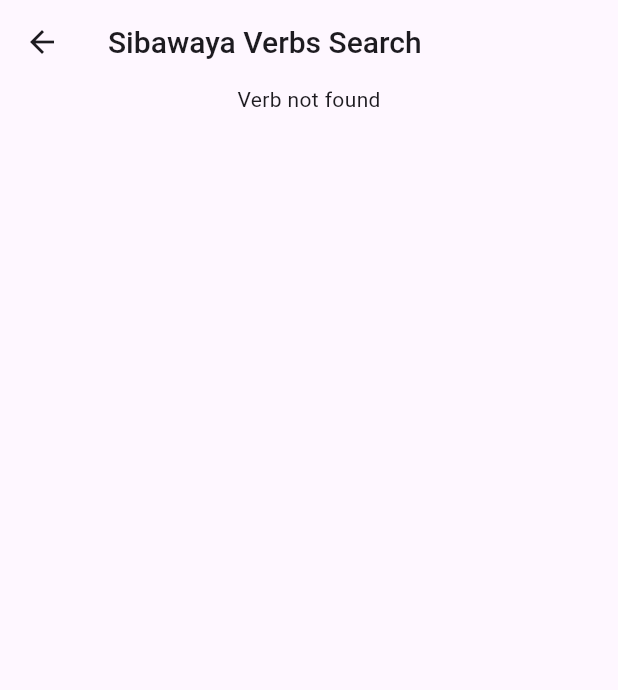
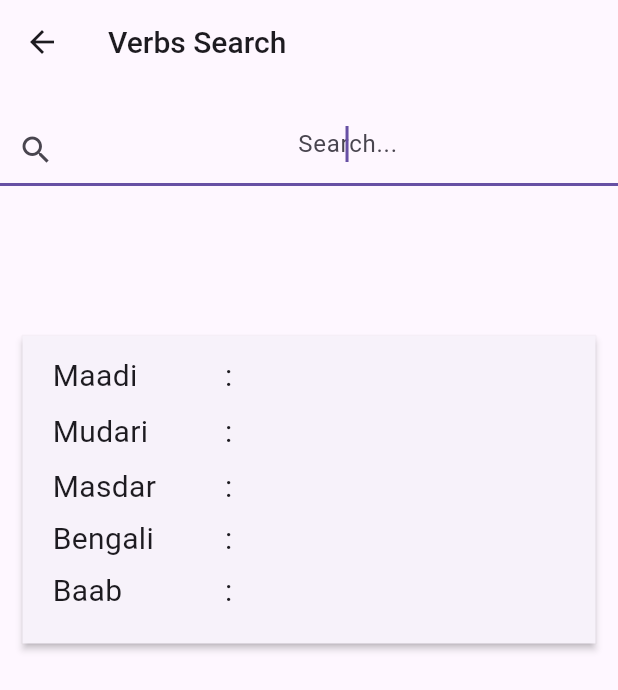
Before and after one commit to shababhsiddique/arabic-baab-app, a Flutter app: the SearchPage screen opened by its route, on a phone screen of 412 x 824 dp. Shown: the top 690 px of the screen. Run offline on Flutter 3.47's test engine with Material 3 defaults, Android fonts, the light colour scheme and no system bars; our stand-ins replace csv, flutter_riverpod, hive, hive_flutter, shared_preferences; accounts and stored records are empty; network calls fail.

Commit message:
Added search, search with and without harakat, added list view

```diff
--- a/lib/helper/arabic.dart
+++ b/lib/helper/arabic.dart
@@ -16,4 +16,10 @@ abstract class ArabicTerms {
     baabAlIfal,
     baabAlMufaala,
   ];
+
+  // Function to remove harakat (diacritics) from Arabic text
+  static String removeHarakat(String input) {
+    final harakatRegex = RegExp(r'[\u064B-\u065F\u0670]'); // Range of harakat Unicode characters
+    return input.replaceAll(harakatRegex, '');
+  }
 }
--- a/lib/helper/preferences.dart
+++ b/lib/helper/preferences.dart
@@ -1,4 +1,3 @@
-import 'dart:convert';
 
 import 'package:baab_practice/helper/arabic.dart';
 import 'package:flutter/material.dart';
@@ -72,7 +71,7 @@ abstract class VerbAppPreferences {
     List<String> selectedBaab = [];
 
     for(String baab in ArabicTerms.listOfBaabs){
-      if(prefs!.getBool("$baabEnabledKey_$baab")??false){
+      if(prefs!.getBool("$baabEnabledKey_$baab")??true){
         selectedBaab.add(baab);
       }
     }
--- a/lib/helper/router.dart
+++ b/lib/helper/router.dart
@@ -1,10 +1,10 @@
+import 'package:baab_practice/screens/all.dart';
 import 'package:baab_practice/screens/home.dart';
 import 'package:baab_practice/screens/search.dart';
 import 'package:flutter/cupertino.dart';
 import 'package:flutter/material.dart';
 
 class RouteGenerator {
-
   static Route<dynamic> generateRoute(RouteSettings settings) {
     // Getting arguments passed in while calling Navigator.pushNamed
     final dynamic args = settings.arguments;
@@ -12,15 +12,20 @@ class RouteGenerator {
     switch (settings.name) {
       case '/':
         return MaterialPageRoute(
-            builder: (_) => const AppHome()
+          builder: (_) => const AppHome(),
         );
       case '/search':
         return MaterialPageRoute(
-            fullscreenDialog: false,
-            builder: (_) => const SearchPage()
+          fullscreenDialog: false,
+          builder: (_) => const SearchPage(),
+        );
+      case '/viewAll':
+        return MaterialPageRoute(
+          fullscreenDialog: false,
+          builder: (_) => AllVerbsPage(),
         );
       default:
-      // If there is no such named route in the switch statement, e.g. /third
+        // If there is no such named route in the switch statement, e.g. /third
         return _errorRoute();
     }
   }
@@ -37,5 +42,4 @@ class RouteGenerator {
       );
     });
   }
-
 }
--- a/lib/model/ArabicVerb.dart
+++ b/lib/model/ArabicVerb.dart
@@ -27,7 +27,7 @@ class ArabicVerb extends HiveObject {
   int failCounter;  // For marking favorite verbs
 
   @HiveField(7)
-  bool isFavorite;  // For marking favorite verbs
+  bool isFavorite;
 
   ArabicVerb({
     required this.maadi,
--- a/lib/screens/home.dart
+++ b/lib/screens/home.dart
@@ -21,7 +21,7 @@ class AppHome extends ConsumerWidget {
       child: Scaffold(
         appBar: AppBar(
           title: Text(
-            'Sibawaya Verbs Practice',
+            'Verbs Practice',
             style: appbarTextStyle,
           ),
         ),
@@ -35,7 +35,7 @@ class AppHome extends ConsumerWidget {
                   child: Column(
                     children: [
                       Text(
-                          "Congratulations you have finished your session",
+                        applicationController.includeBaabs.isEmpty ? "No baab selected. please select from left menu" : "Congratulations you have finished your session",
                         style: MyTextStyles.cardTitle,
                         textAlign: TextAlign.center,
                       ),
@@ -68,7 +68,7 @@ class AppHome extends ConsumerWidget {
                   question: applicationController.currentQuestionText,
                   arabicVerb: applicationController.currentQuestionVerb!,
                 )
-                    : Text("No Question Found")),
+                    : Container()),
                 Text("Currently showing ${applicationController.includeBaabs.toString()}"),
                 Text("Verbs left ${applicationController.getCurrentSessionWordsLeft()}"),
                 Text("Incorrect count ${applicationController.geCurrentIncorrectCount()}"),
--- a/lib/screens/search.dart
+++ b/lib/screens/search.dart
@@ -13,23 +13,95 @@ class SearchPage extends ConsumerWidget {
 
   @override
   Widget build(BuildContext context, ref) {
+    final searchControl = ref.watch(searchController);
 
-    final searchControl = ref.watch(searchController);
+    TextEditingController _searchBoxController =
+        TextEditingController(text: searchControl.searchString);
 
     return SafeArea(
       child: Scaffold(
         appBar: AppBar(
           title: Text(
-            'Sibawaya Verbs Search',
+            'Verbs Search',
             style: appbarTextStyle,
           ),
         ),
-
         body: SingleChildScrollView(
           child: Center(
             child: Column(
               children: [
-               Text("Verb not found"),
+                Container(
+                  constraints: BoxConstraints(
+                    maxWidth: 500,
+                  ),
+                  padding: EdgeInsets.symmetric(
+                    vertical: 20,
+                  ),
+                  child: TextField(
+                    autofocus: true,
+                    textAlign: TextAlign.center,
+                    controller: _searchBoxController,
+                    decoration: InputDecoration(
+                      hintText: 'Search...',
+                      prefixIcon: InkWell(
+                        child: Icon(Icons.search),
+                        onTap: (){
+                          searchControl.search(
+                            forceRefresh: true
+                          );
+                        },
+                      ),
+                    ),
+                    onChanged: (query) {
+                      searchControl.updateSearchString(query);
+                    },
+                  ),
+                ),
+                Card(
+                  elevation: 2, // Adds shadow effect
+                  shape: RoundedRectangleBorder(
+                    borderRadius: BorderRadius.zero,
+                  ),
+                  margin: EdgeInsets.only(
+                    top: MediaQuery.of(context).orientation ==
+                            Orientation.portrait
+                        ? 80
+                        : 0,
+                    bottom: 5,
+                    right: 15,
+                    left: 15,
+                  ),
+                  child: Container(
+                    constraints: BoxConstraints(
+                      maxWidth: 500,
+                    ),
+                    padding: EdgeInsets.symmetric(
+                      horizontal: 20,
+                      vertical: 10,
+                    ),
+                    child: Column(
+                      children: [
+                        createDataRow("Maadi",
+                            searchControl.searchedVerb?.maadi ?? "", true),
+                        SizedBox(height: 3),
+                        createDataRow("Mudari",
+                            searchControl.searchedVerb?.mudari ?? "", true),
+                        SizedBox(height: 3),
+                        createDataRow("Masdar",
+                            searchControl.searchedVerb?.masdar ?? "", true),
+                        SizedBox(height: 3),
+                        createDataRow(
+                            "Bengali",
+                            searchControl.searchedVerb?.bengaliMeaning ?? "",
+                            true),
+                        SizedBox(height: 3),
+                        createDataRow("Baab",
+                            searchControl.searchedVerb?.baab ?? "", true),
+                        SizedBox(height: 8),
+                      ],
+                    ),
+                  ),
+                )
               ],
             ),
           ),
--- a/lib/widgets/verbCard.dart
+++ b/lib/widgets/verbCard.dart
@@ -149,6 +149,7 @@ class VerbCard extends ConsumerWidget {
       ],
     );
   }
+}
 
 Widget createDataRow(String title, String value, bool showAnswer) {
   return Row(
@@ -185,4 +186,3 @@ class VerbCard extends ConsumerWidget {
     ],
   );
 }
-}
--- a/pubspec.yaml
+++ b/pubspec.yaml
@@ -38,7 +38,7 @@ dependencies:
   riverpod_annotation: ^2.6.1
   hive: ^2.2.3
   hive_flutter: ^1.1.0
-  shared_preferences: ^2.3.5
+  shared_preferences: ^2.4.0
   csv: ^6.0.0
   http: ^1.3.0
 
```
Also changed, not shown: lib/controller/searchController.dart (+30 -1 lines), lib/helper/hive.dart (+20 -2 lines), lib/screens/all.dart (added, +88 -0 lines), lib/widgets/baabPracticeAppDrawer.dart (+9 -2 lines), pubspec.lock. Lines whose indentation alone changed are shown as unchanged.
